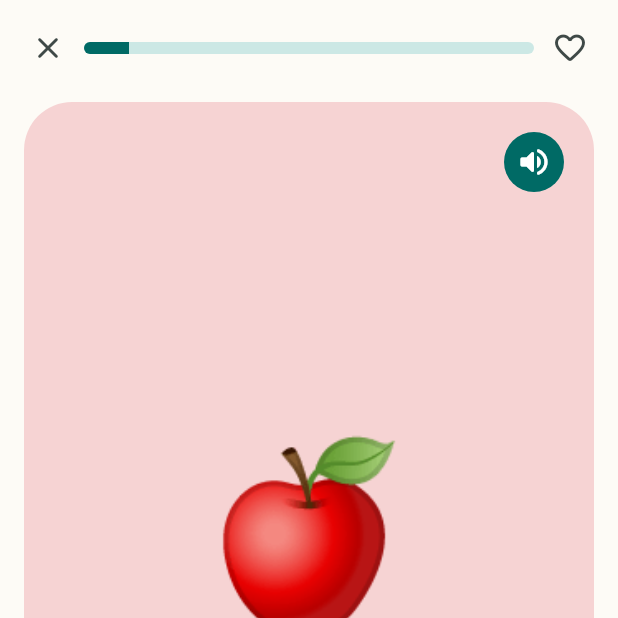
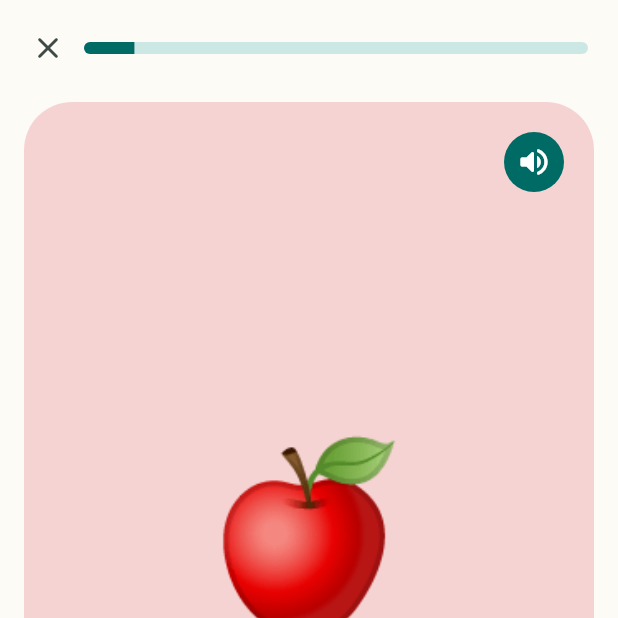
Before and after one commit to damiapp/kids-books, a Flutter app: the LessonScreen screen opened directly with sample values from the repository, on a phone screen of 412 x 824 dp, the top half of it. Run offline on Flutter 3.47's test engine with Material 3 defaults, Android fonts, the phone set to English and light mode, and no system bars; our stand-ins replace firebase_auth, firebase_core, flutter_tts, shared_preferences; missing offline and left inert: purchases_flutter; accounts and stored records are empty.

Commit message:
Drop favorites
The heart in the lesson header was left over from the book shelf,
which had a favorites filter to read them back. There's no shelf
and no filter now, so hearting a lesson stored an id nothing ever
looked at.

Removes the button, ProgressService.isFavorite/toggleFavorite and
the lesson_favorite_ids store. ProgressService now tracks only what
the path uses: last step and completion.

Bumps to 0.8.6+21.

Co-Authored-By: Claude Opus 5 <noreply@anthropic.com>
Claude-Session: https://claude.ai/code/session_01HfN1WFWwEEC8eDXrWps3Gx

```diff
--- a/lib/screens/lesson_screen.dart
+++ b/lib/screens/lesson_screen.dart
@@ -144,13 +144,10 @@ class _LessonScreenState extends State<LessonScreen> {
 
   @override
   Widget build(BuildContext context) {
-    final lesson = widget.lesson;
-
     return Scaffold(
       body: ListenableBuilder(
         listenable: Listenable.merge([widget.progress, _narration]),
         builder: (context, _) {
-          final isFavorite = widget.progress.isFavorite(lesson.id);
           return SafeArea(
             child: Column(
               children: [
@@ -174,16 +171,7 @@ class _LessonScreenState extends State<LessonScreen> {
                           ),
                         ),
                       ),
-                      IconButton(
-                        onPressed: () =>
-                            widget.progress.toggleFavorite(lesson.id),
-                        icon: Icon(
-                          isFavorite
-                              ? Icons.favorite_rounded
-                              : Icons.favorite_border_rounded,
-                          color: isFavorite ? const Color(0xFFE0637A) : null,
-                        ),
-                      ),
+                      const SizedBox(width: 12),
                     ],
                   ),
                 ),
--- a/pubspec.yaml
+++ b/pubspec.yaml
@@ -5,7 +5,7 @@ publish_to: "none"
 # MINOR when a roadmap phase ships (see README), and always bump the build
 # number (+N, after the +) on every push — that's what makes each APK
 # install as an update on a phone instead of needing an uninstall first.
-version: 0.8.5+20
+version: 0.8.6+21
 
 environment:
   sdk: ">=3.6.0 <4.0.0"
```
Also changed, not shown: lib/services/progress_service.dart (+3 -22 lines), 1 other file.
